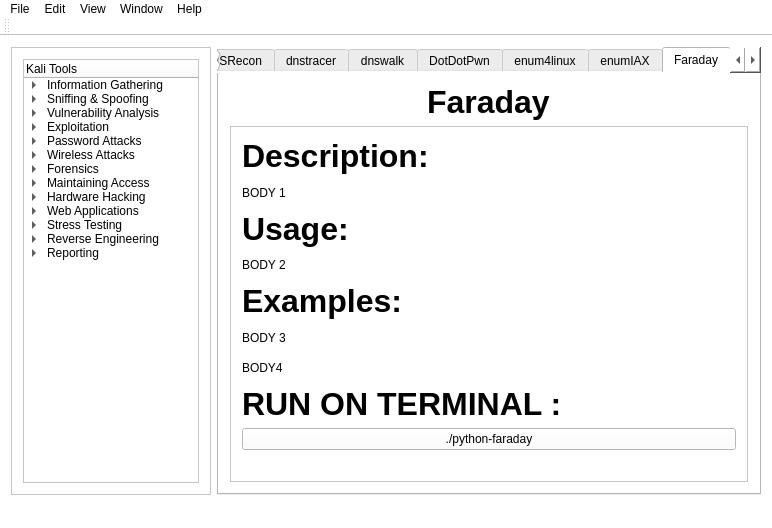
Old version of the form mainwindow.ui in the repository ericholguin/CyberSecurityApp.
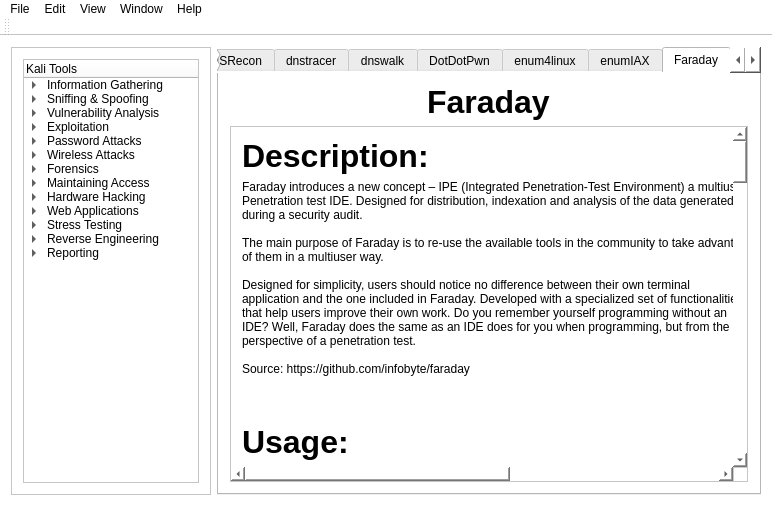
New version of the form. The open tabs and pages were chosen to show the change.

Commit message: remaining tabs filled

Patch:
```diff
--- a/mainwindow.ui
+++ b/mainwindow.ui
@@ -6079,9 +6079,9 @@
            <property name="geometry">
             <rect>
              <x>0</x>
-             <y>0</y>
-             <width>525</width>
-             <height>366</height>
+             <y>-1989</y>
+             <width>818</width>
+             <height>2338</height>
             </rect>
            </property>
            <layout class="QGridLayout" name="gridLayout_7">
@@ -6125,14 +6125,70 @@
             <item row="5" column="0">
              <widget class="QLabel" name="FaradayB3">
               <property name="text">
-               <string>BODY 3</string>
+               <string>&gt;&gt;&gt; WELCOME TO FARADAY
+[+] Current Workspace: dev1
+[+] API: OK
+[faraday](dev1) kali#  nmap -oX /root/.faraday/data/devel1_Nmap_output-3.46164772371.xml -A 192.168.0.7 2&gt;&amp;1 | tee -a tmp.tu0ldZUG2JgzuHvLOjBYEzBx3Bu7O
+
+Starting Nmap 7.40 ( https://nmap.org ) at 2017-03-07 13:46 MST
+Nmap scan report for pi-hole (192.168.0.7)
+Host is up (0.0011s latency).
+Not shown: 995 closed ports
+PORT    STATE SERVICE    VERSION
+22/tcp  open  ssh        OpenSSH 6.7p1 Raspbian 5+deb8u3 (protocol 2.0)
+| ssh-hostkey:
+|   1024 f7:5d:7c:e2:c5:46:32:19:08:e9:4b:79:5e:80:1c:83 (DSA)
+|   2048 3c:f9:1d:ce:03:0f:2e:d2:17:05:77:af:81:54:32:fc (RSA)
+|_  256 ea:20:d1:e0:e1:89:2c:65:9e:0d:d0:d0:e9:8b:9b:28 (ECDSA)
+53/tcp  open  domain     dnsmasq 2.72
+| dns-nsid:
+|_  bind.version: dnsmasq-2.72
+80/tcp  open  http       lighttpd 1.4.35
+|_http-server-header: lighttpd/1.4.35
+|_http-title: Welcome page
+110/tcp open  tcpwrapped
+143/tcp open  tcpwrapped
+Device type: general purpose
+Running: Linux 2.4.X|3.X
+OS CPE: cpe:/o:linux:linux_kernel:2.4.37 cpe:/o:linux:linux_kernel:3.2
+OS details: DD-WRT v24-sp2 (Linux 2.4.37), Linux 3.2
+Network Distance: 2 hops
+Service Info: OS: Linux; CPE: cpe:/o:linux:linux_kernel
+
+TRACEROUTE (using port 80/tcp)
+HOP RTT     ADDRESS
+1   0.27 ms 172.16.206.2
+2   0.21 ms pi-hole (192.168.0.7)
+
+OS and Service detection performed. Please report any incorrect results at https://nmap.org/submit/ .
+Nmap done: 1 IP address (1 host up) scanned in 18.41 seconds
+[faraday](devel1) kali#
+
+
+</string>
               </property>
              </widget>
             </item>
             <item row="1" column="0">
              <widget class="QLabel" name="FaradayB1">
               <property name="text">
-               <string>BODY 1</string>
+               <string>Faraday introduces a new concept – IPE (Integrated Penetration-Test Environment) a multiuser 
+Penetration test IDE. Designed for distribution, indexation and analysis of the data generated 
+during a security audit.
+
+The main purpose of Faraday is to re-use the available tools in the community to take advantage 
+of them in a multiuser way.
+
+Designed for simplicity, users should notice no difference between their own terminal 
+application and the one included in Faraday. Developed with a specialized set of functionalities 
+that help users improve their own work. Do you remember yourself programming without an 
+IDE? Well, Faraday does the same as an IDE does for you when programming, but from the 
+perspective of a penetration test.
+
+Source: https://github.com/infobyte/faraday
+
+
+</string>
               </property>
              </widget>
             </item>
@@ -6167,7 +6223,57 @@
             <item row="3" column="0">
              <widget class="QLabel" name="FaradayB2">
               <property name="text">
-               <string>BODY 2</string>
+               <string>root@kali:~# python-faraday -h
+usage: faraday.py [-h] [-n HOST] [-px PORT_XMLRPC] [-pr PORT_REST] [-d]
+                  [--profile] [--profile-output PROFILE_OUTPUT]
+                  [--profile-depth PROFILE_DEPTH] [--disable-excepthook]
+                  [--dev-mode] [--ignore-deps] [--update] [--cert CERT_PATH]
+                  [--gui GUI] [--cli] [-w WORKSPACE] [-r FILENAME]
+
+Faraday's launcher parser.
+
+optional arguments:
+  -h, --help            show this help message and exit
+  -d, --debug           Enables debug mode. Default = disabled
+  --disable-excepthook  Disable the application exception hook that allows to
+                        send error reports to developers.
+  --dev-mode            Enable dev mode. This will use the user config and
+                        plugin folder.
+  --ignore-deps         Ignore python dependencies resolution.
+  --update              Update Faraday IDE.
+  --cert CERT_PATH      Path to the valid CouchDB certificate
+  --gui GUI             Select interface to start faraday. Supported values
+                        are gtk and 'no' (no GUI at all). Defaults to GTK
+  --cli                 Set this flag to avoid gui and use faraday as a cli.
+  -w WORKSPACE, --workspace WORKSPACE
+                        Workspace to be opened
+  -r FILENAME, --report FILENAME
+                        Report to be parsed by the cli
+
+connection:
+  -n HOST, --hostname HOST
+                        The hostname where both server APIs will listen
+                        (XMLRPC and RESTful). Default = localhost
+  -px PORT_XMLRPC, --port-xmlrpc PORT_XMLRPC
+                        Sets the port where the api XMLRPCServer will listen.
+                        Default = 9876
+  -pr PORT_REST, --port-rest PORT_REST
+                        Sets the port where the api RESTful server will
+                        listen. Default = 9977
+
+profiling:
+  --profile             Enables application profiling. When this option is
+                        used --profile-output and --profile-depth can also be
+                        used. Default = disabled
+  --profile-output PROFILE_OUTPUT
+                        Sets the profile output filename. If no value is
+                        provided, standard output will be used
+  --profile-depth PROFILE_DEPTH
+                        Sets the profile number of entries (depth). Default =
+                        500
+
+
+</string>
               </property>
              </widget>
             </item>
@@ -6188,7 +6294,56 @@
             <item row="6" column="0">
              <widget class="QLabel" name="FaradayB4">
               <property name="text">
-               <string>BODY4</string>
+               <string>[faraday](devel1) kali#  dirb http://192.168.0.23/commix-testbed -w 2&gt;&amp;1 | tee -a tmp.qNejUxvvrPpbGPVEfwf8OZOuM1F1E
+
+-----------------
+DIRB v2.22    
+By The Dark Raver
+-----------------
+
+START_TIME: Tue Mar  7 13:58:52 2017
+URL_BASE: http://192.168.0.23/commix-testbed/
+WORDLIST_FILES: /usr/share/dirb/wordlists/common.txt
+OPTION: Not Stoping on warning messages
+
+-----------------
+
+GENERATED WORDS: 4612                                                              
+
+---- Scanning URL: http://192.168.0.23/commix-testbed/ ----
+                                                                                                                                                         ==&gt; DIRECTORY: http://192.168.0.23/commix-testbed/css/                                                                                                                      
+==&gt; DIRECTORY: http://192.168.0.23/commix-testbed/fonts/                                                                                                                    
+==&gt; DIRECTORY: http://192.168.0.23/commix-testbed/img/                                                                                                                      
++ http://192.168.0.23/commix-testbed/index.php (CODE:200|SIZE:14346)                                                                                                        
+==&gt; DIRECTORY: http://192.168.0.23/commix-testbed/js/                                                                                                                        
+==&gt; DIRECTORY: http://192.168.0.23/commix-testbed/readme/                                                                                                                    
+                                                                                                                                                                             
+---- Entering directory: http://192.168.0.23/commix-testbed/css/ ----
+(!) WARNING: Directory IS LISTABLE. No need to scan it.                        
+    (Use mode '-w' if you want to scan it anyway)
+                                                                                                                                                                             
+---- Entering directory: http://192.168.0.23/commix-testbed/fonts/ ----
+(!) WARNING: Directory IS LISTABLE. No need to scan it.                        
+    (Use mode '-w' if you want to scan it anyway)
+                                                                                                                                                                             
+---- Entering directory: http://192.168.0.23/commix-testbed/img/ ----
+(!) WARNING: Directory IS LISTABLE. No need to scan it.                        
+    (Use mode '-w' if you want to scan it anyway)
+                                                                                                                                                                             
+---- Entering directory: http://192.168.0.23/commix-testbed/js/ ----
+(!) WARNING: Directory IS LISTABLE. No need to scan it.                        
+    (Use mode '-w' if you want to scan it anyway)
+                                                                                                                                                                             
+---- Entering directory: http://192.168.0.23/commix-testbed/readme/ ----
+(!) WARNING: Directory IS LISTABLE. No need to scan it.                        
+    (Use mode '-w' if you want to scan it anyway)
+                                                                                                                                                                             
+-----------------
+END_TIME: Tue Mar  7 14:04:24 2017
+DOWNLOADED: 27672 - FOUND: 1
+
+
+</string>
               </property>
              </widget>
             </item>
```
Left out of the diff: 1535 changed lines with no effect on the pictures. The commit also changes 2 other files.
